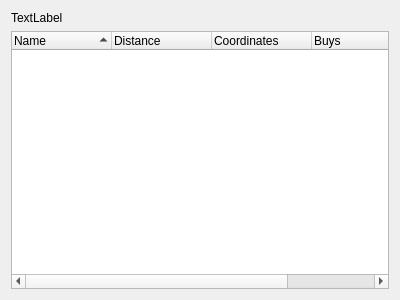
Old version of the form searchresultwidget.ui in the repository cre4ture/minutor-1.
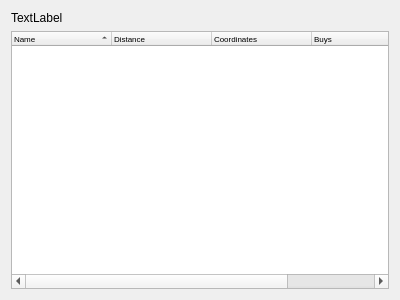
New version of the form.

Commit message: reduce font size to make the librarian offers fit into column for sells

```diff
--- a/searchresultwidget.ui
+++ b/searchresultwidget.ui
@@ -23,6 +23,11 @@
    </item>
    <item>
     <widget class="QTreeWidget" name="treeWidget">
+     <property name="font">
+      <font>
+       <pointsize>6</pointsize>
+      </font>
+     </property>
      <property name="sortingEnabled">
       <bool>true</bool>
      </property>
```
